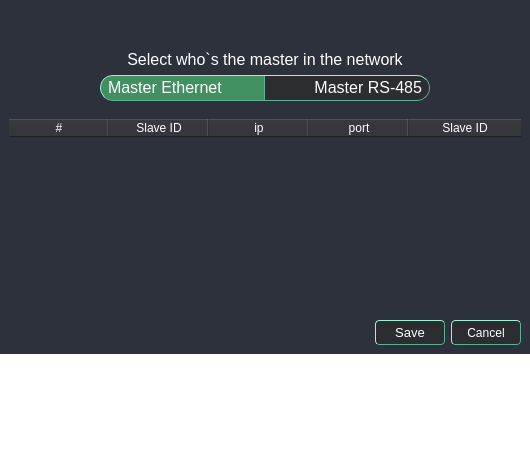
The window that UI/forms/AqGatewayWindow.ui (romangolovkou/AQteck_toolMAX) describes before a commit, drawn with Qt 5.
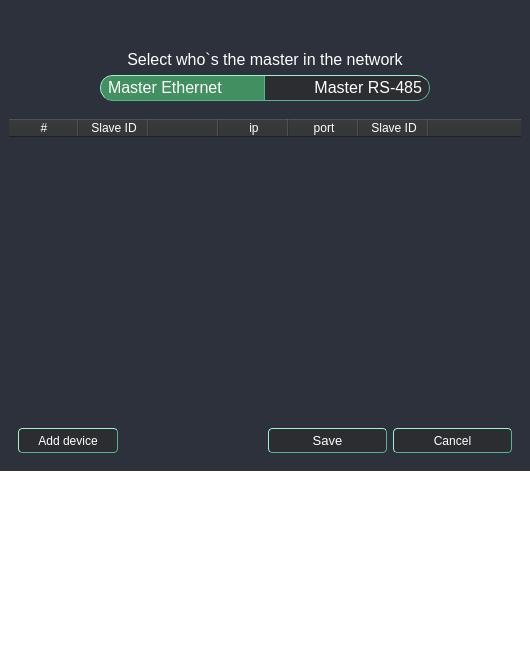
The same window after the commit. Icons and pictures are not drawn. Custom widgets are drawn as their Qt base class.

Commit message: Прогресс у вікні шлюза, додано додавання та видалення строк та єдітори.

```diff
--- a/UI/forms/AqGatewayWindow.ui
+++ b/UI/forms/AqGatewayWindow.ui
@@ -7,7 +7,7 @@
     <x>0</x>
     <y>0</y>
     <width>530</width>
-    <height>449</height>
+    <height>649</height>
    </rect>
   </property>
   <property name="windowTitle">
@@ -84,15 +84,6 @@
 	 background-color: #429061;
 }
 
-QLineEdit{
-border-left: 1px solid #9ef1d3; 
-border-top: 1px solid #9ef1d3; 
-border-bottom: 1px solid #5bb192; 
-border-right: 1px solid #5bb192;
-background-color: #2b2d30; 
-border-radius: 4px; 
-}
-
 QCheckBox {
     font-size: 12px; /* Размер шрифта */
     color: #D0D0D0; /* Цвет текста */
@@ -396,16 +387,22 @@
         <layout class="QVBoxLayout" name="verticalLayout_5">
          <item>
           <widget class="AqGatewayTableWidget" name="tableWidget">
+           <property name="sizePolicy">
+            <sizepolicy hsizetype="Expanding" vsizetype="Fixed">
+             <horstretch>0</horstretch>
+             <verstretch>0</verstretch>
+            </sizepolicy>
+           </property>
            <property name="minimumSize">
             <size>
              <width>512</width>
-             <height>0</height>
+             <height>300</height>
             </size>
            </property>
            <property name="maximumSize">
             <size>
              <width>512</width>
-             <height>16777215</height>
+             <height>300</height>
             </size>
            </property>
            <attribute name="horizontalHeaderCascadingSectionResizes">
@@ -414,6 +411,9 @@
            <attribute name="horizontalHeaderMinimumSectionSize">
             <number>0</number>
            </attribute>
+           <attribute name="horizontalHeaderDefaultSectionSize">
+            <number>70</number>
+           </attribute>
            <attribute name="horizontalHeaderShowSortIndicator" stdset="0">
             <bool>false</bool>
            </attribute>
@@ -433,6 +433,11 @@
              <string>Slave ID</string>
             </property>
            </column>
+           <column>
+            <property name="text">
+             <string/>
+            </property>
+           </column>
            <column>
             <property name="text">
              <string>ip</string>
@@ -448,13 +453,29 @@
              <string>Slave ID</string>
             </property>
            </column>
+           <column>
+            <property name="text">
+             <string/>
+            </property>
+           </column>
           </widget>
          </item>
         </layout>
        </widget>
       </item>
-      <item alignment="Qt::AlignRight">
+      <item>
        <widget class="QFrame" name="buttonFrame">
+        <property name="minimumSize">
+         <size>
+          <width>512</width>
+          <height>0</height>
+         </size>
+        </property>
+        <property name="font">
+         <font>
+          <hintingpreference>PreferDefaultHinting</hintingpreference>
+         </font>
+        </property>
         <property name="frameShape">
          <enum>QFrame::StyledPanel</enum>
         </property>
@@ -462,19 +483,86 @@
          <enum>QFrame::Raised</enum>
         </property>
         <layout class="QHBoxLayout" name="horizontalLayout_4">
+         <property name="sizeConstraint">
+          <enum>QLayout::SetDefaultConstraint</enum>
+         </property>
          <property name="leftMargin">
+          <number>9</number>
+         </property>
+         <property name="topMargin">
           <number>0</number>
          </property>
+         <property name="rightMargin">
+          <number>9</number>
+         </property>
+         <property name="bottomMargin">
+          <number>9</number>
+         </property>
+         <item alignment="Qt::AlignLeft">
+          <widget class="QFrame" name="addBtnFrame">
+           <property name="frameShape">
+            <enum>QFrame::StyledPanel</enum>
+           </property>
+           <property name="frameShadow">
+            <enum>QFrame::Raised</enum>
+           </property>
+           <layout class="QHBoxLayout" name="horizontalLayout_5">
+            <property name="leftMargin">
+             <number>9</number>
+            </property>
          <property name="topMargin">
           <number>0</number>
          </property>
          <property name="rightMargin">
+             <number>0</number>
+            </property>
+            <property name="bottomMargin">
+             <number>0</number>
+            </property>
+            <item alignment="Qt::AlignLeft">
+             <widget class="QPushButton" name="addDeviceBtn">
+              <property name="minimumSize">
+               <size>
+                <width>100</width>
+                <height>25</height>
+               </size>
+              </property>
+              <property name="maximumSize">
+               <size>
+                <width>100</width>
+                <height>25</height>
+               </size>
+              </property>
+              <property name="text">
+               <string>Add device</string>
+              </property>
+             </widget>
+            </item>
+           </layout>
+          </widget>
+         </item>
+         <item>
+          <widget class="QFrame" name="saveCancelBtnFrame">
+           <property name="frameShape">
+            <enum>QFrame::StyledPanel</enum>
+           </property>
+           <property name="frameShadow">
+            <enum>QFrame::Raised</enum>
+           </property>
+           <layout class="QHBoxLayout" name="horizontalLayout_6">
+            <property name="leftMargin">
+             <number>0</number>
+            </property>
+            <property name="topMargin">
+             <number>0</number>
+            </property>
+            <property name="rightMargin">
           <number>9</number>
          </property>
          <property name="bottomMargin">
           <number>0</number>
          </property>
-         <item alignment="Qt::AlignRight">
+            <item>
           <widget class="QPushButton" name="saveBtn">
            <property name="minimumSize">
             <size>
@@ -498,7 +586,7 @@
            </property>
           </widget>
          </item>
-         <item alignment="Qt::AlignRight">
+            <item>
           <widget class="QPushButton" name="cancelBtn">
            <property name="minimumSize">
             <size>
@@ -509,6 +597,9 @@
            <property name="text">
             <string>Cancel</string>
            </property>
+             </widget>
+            </item>
+           </layout>
           </widget>
          </item>
         </layout>
```
Lines whose indentation alone changed are shown as unchanged. The commit also changes 2 other files.
